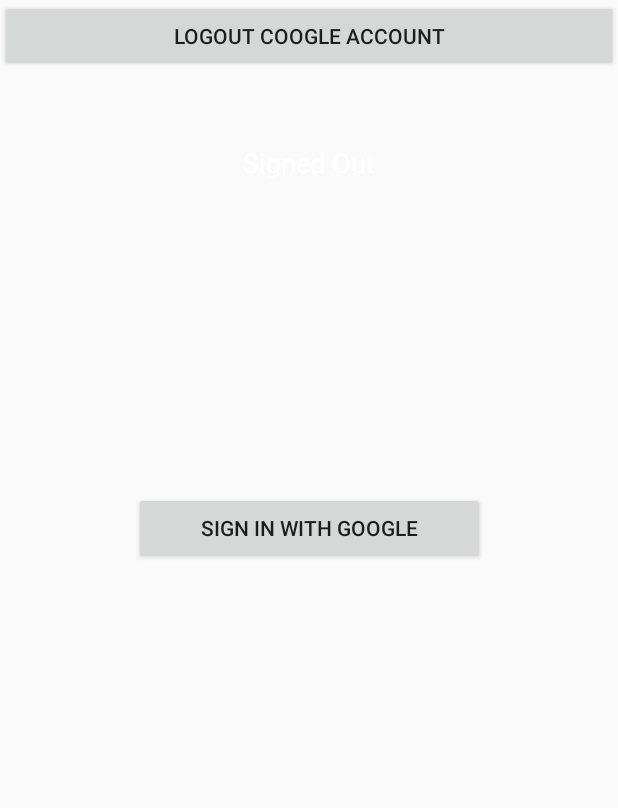
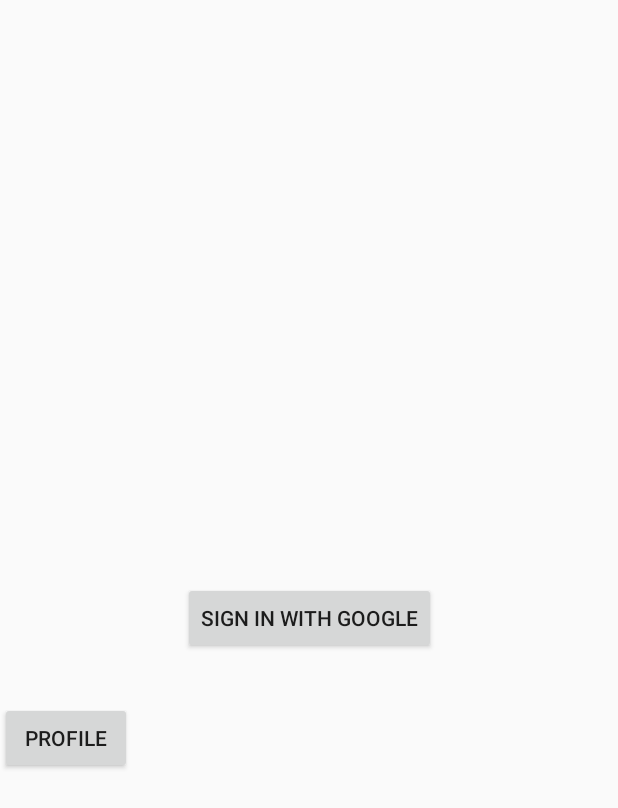
Before and after one commit to top802/courierApp, an Android app: the screen it shows after launch (MainActivity), after a tap on an icon or button, on a phone screen of 412 x 824 dp. Shown: the top 808 px of the screen. Run offline under Robolectric (Android 15) with nearby library versions, the light colour scheme and no system bars; our stand-ins replace Firebase (no records; nobody signed in at launch, a user with empty details on screens opened directly).

Commit message:
restore point

```diff
--- a/app/src/main/java/wisehands/me/deliverty/MainActivity.java
+++ b/app/src/main/java/wisehands/me/deliverty/MainActivity.java
@@ -34,88 +34,93 @@
 import com.google.firebase.auth.GoogleAuthProvider;
 
 
-public class MainActivity extends AppCompatActivity implements View.OnClickListener, GoogleApiClient.OnConnectionFailedListener {
-
-    private static final String TAG = "JSAGoogleSignIn";
+public class MainActivity extends AppCompatActivity {
+    //a constant for detecting the login intent result
     private static final int RC_SIGN_IN = 234;
 
+    //Tag for the logs optional
+    private static final String TAG = "simplifiedcoding";
 
-    private GoogleSignInClient mGoogleSignInClient;
-    private FirebaseAuth mAuth;
-    private GoogleApiClient mGoogleApiClient;
-    private TextView txtDetail;
-    private TextView txtStatus;
+    //creating a GoogleSignInClient object
+    GoogleSignInClient mGoogleSignInClient;
+
+    //And also a Firebase Auth object
+    FirebaseAuth mAuth;
 
     @Override
     protected void onCreate(Bundle savedInstanceState) {
         super.onCreate(savedInstanceState);
         setContentView(R.layout.activity_main);
 
-        txtStatus = (TextView) findViewById(R.id.txtStatus);
-        txtDetail = (TextView) findViewById(R.id.txtDetail);
-        findViewById(R.id.bn_logout).setOnClickListener(this);
-        findViewById(R.id.bn_login).setOnClickListener(this);
+        //first we intialized the FirebaseAuth object
+        mAuth = FirebaseAuth.getInstance();
 
-
+        //Then we need a GoogleSignInOptions object
+        //And we need to build it as below
         GoogleSignInOptions gso = new GoogleSignInOptions.Builder(GoogleSignInOptions.DEFAULT_SIGN_IN)
-                .requestIdToken(getString(R.string.server_cliend_id))
+                .requestIdToken(getString(R.string.default_web_client_id))
                 .requestEmail()
                 .build();
 
+        //Then we will get the GoogleSignInClient object from GoogleSignIn class
         mGoogleSignInClient = GoogleSignIn.getClient(this, gso);
 
-        mGoogleApiClient = new GoogleApiClient.Builder(this)
-                .enableAutoManage(this /* FragmentActivity */, this /* OnConnectionFailedListener */)
-                .addApi(Auth.GOOGLE_SIGN_IN_API, gso)
-                .build();
+        //Now we will attach a click listener to the sign_in_button
+        //and inside onClick() method we are calling the signIn() method that will open
+        //google sign in intent
+        findViewById(R.id.bn_login).setOnClickListener(new View.OnClickListener() {
+            @Override
+            public void onClick(View view) {
+                signIn();
+            }
+        });
 
-        mAuth = FirebaseAuth.getInstance();
+        findViewById(R.id.bn_profile).setOnClickListener(new View.OnClickListener() {
+            @Override
+            public void onClick(View view) {
+                getProfile();
+            }
+        });
     }
 
-    @Override
-    public void onStart() {
-        super.onStart();
-        // Check if user is signed in (non-null) and update UI accordingly.
-        FirebaseUser currentUser = mAuth.getCurrentUser();
-        updateUI(currentUser);
-    }
-
-    @Override
-    public void onConnectionFailed(@NonNull ConnectionResult connectionResult) {
-        Log.e(TAG, "onConnectionFailed():" + connectionResult);
-        Toast.makeText(getApplicationContext(), "Google Play Services error.", Toast.LENGTH_SHORT).show();
-    }
-
-    @Override
-    public void onClick(View v) {
-        int i = v.getId();
-        if (i == R.id.bn_login) {
-            signIn();
-        } else if (i == R.id.bn_logout) {
-           // signOut();
+    private void getProfile() {
+        if (mAuth.getCurrentUser() != null) {
+            finish();
+            startActivity(new Intent(this, ProfileActivity.class));
         }
     }
 
-    private void signIn() {
-        Intent intent = Auth.GoogleSignInApi.getSignInIntent(mGoogleApiClient);
-        startActivityForResult(intent, RC_SIGN_IN);
-    }
+//    @Override
+//    protected void onStart() {
+//        super.onStart();
+//
+//        //if the user is already signed in
+//        //we will close this activity
+//        //and take the user to profile activity
+//        if (mAuth.getCurrentUser() != null) {
+//            finish();
+//            startActivity(new Intent(this, ProfileActivity.class));
+//        }
+//    }
+
 
     @Override
     public void onActivityResult(int requestCode, int resultCode, Intent data) {
         super.onActivityResult(requestCode, resultCode, data);
 
-        // Result returned from launching the Intent from GoogleSignInApi.getSignInIntent(...);
+        //if the requestCode is the Google Sign In code that we defined at starting
         if (requestCode == RC_SIGN_IN) {
+
+            //Getting the GoogleSignIn Task
             Task<GoogleSignInAccount> task = GoogleSignIn.getSignedInAccountFromIntent(data);
             try {
-                // Google Sign In was successful, authenticate with Firebase
+                //Google Sign In was successful, authenticate with Firebase
                 GoogleSignInAccount account = task.getResult(ApiException.class);
+
+                //authenticating with firebase
                 firebaseAuthWithGoogle(account);
             } catch (ApiException e) {
-                // Google Sign In failed, update UI appropriately
                 Toast.makeText(MainActivity.this, e.getMessage(), Toast.LENGTH_SHORT).show();
-                // ...
             }
         }
     }
@@ -123,52 +128,39 @@
     private void firebaseAuthWithGoogle(GoogleSignInAccount acct) {
         Log.d(TAG, "firebaseAuthWithGoogle:" + acct.getId());
 
+        //getting the auth credential
         AuthCredential credential = GoogleAuthProvider.getCredential(acct.getIdToken(), null);
+
+        //Now using firebase we are signing in the user here
         mAuth.signInWithCredential(credential)
                 .addOnCompleteListener(this, new OnCompleteListener<AuthResult>() {
                     @Override
                     public void onComplete(@NonNull Task<AuthResult> task) {
                         if (task.isSuccessful()) {
-                            // Sign in success, update UI with the signed-in user's information
                             Log.d(TAG, "signInWithCredential:success");
                             FirebaseUser user = mAuth.getCurrentUser();
+
                             Toast.makeText(MainActivity.this, "User Signed In", Toast.LENGTH_SHORT).show();
                         } else {
                             // If sign in fails, display a message to the user.
                             Log.w(TAG, "signInWithCredential:failure", task.getException());
-                            Toast.makeText(MainActivity.this, "Authentication failed", Toast.LENGTH_SHORT).show();
+                            Toast.makeText(MainActivity.this, "Authentication failed.",
+                                    Toast.LENGTH_SHORT).show();
+
                         }
 
-
+                        // ...
                     }
                 });
     }
 
 
+    //this method is called on click
+    private void signIn() {
+        //getting the google signin intent
+        Intent signInIntent = mGoogleSignInClient.getSignInIntent();
 
-    private void updateUI(final FirebaseUser user) {
-        if (user != null) {
-            user.getIdToken(true)
-                    .addOnCompleteListener(new OnCompleteListener<GetTokenResult>() {
-                        public void onComplete(@NonNull Task<GetTokenResult> task) {
-                            if (task.isSuccessful()) {
-                                String idToken = task.getResult().getToken();
-                                // Send token to your backend via HTTPS
-                                String txt = "Google User email: " + user.getEmail() + idToken;
-                                txtStatus.setText(txt);
-                            } else {
-                                // Handle error -> task.getException();
-                            }
-                        }
-                    });
-            txtDetail.setText("Firebase User ID: " + user.getUid());
-
-        } else {
-            txtStatus.setText("Signed Out");
-            txtDetail.setText(null);
-
-        }
+        //starting the activity for result
+        startActivityForResult(signInIntent, RC_SIGN_IN);
     }
-
-
 }
--- a/app/src/main/res/layout/activity_main.xml
+++ b/app/src/main/res/layout/activity_main.xml
@@ -6,58 +6,29 @@
     android:layout_height="match_parent"
     tools:context="wisehands.me.deliverty.MainActivity">
 
-    <TextView
-        android:id="@+id/txtStatus"
-        android:layout_width="match_parent"
+
+
+    <Button
+        android:id="@+id/bn_login"
+        android:layout_width="wrap_content"
         android:layout_height="wrap_content"
-        android:layout_marginTop="96dp"
-        android:gravity="center"
-        android:text="Name Display Here"
-        android:textAlignment="center"
-        android:textColor="@android:color/background_light"
-        android:textSize="18dp"
+        android:layout_centerHorizontal="true"
+        android:layout_centerVertical="true"
+        android:text="@string/common_signin_button_text_long"
+        app:layout_constraintBottom_toBottomOf="parent"
         app:layout_constraintLeft_toLeftOf="parent"
         app:layout_constraintRight_toRightOf="parent"
         app:layout_constraintTop_toTopOf="parent" />
 
-    <TextView
-        android:id="@+id/txtDetail"
-        android:layout_width="match_parent"
+    <Button
+        android:id="@+id/bn_profile"
+        android:layout_width="wrap_content"
         android:layout_height="wrap_content"
-        android:layout_marginTop="48dp"
-        android:gravity="center"
-        android:text="Email Display Here"
-        android:textAlignment="center"
-        android:textColor="@android:color/background_dark"
-        android:textSize="18dp"
-        app:layout_constraintHorizontal_bias="0.0"
-        app:layout_constraintLeft_toLeftOf="parent"
+        android:layout_marginTop="32dp"
+        android:text="Profile"
         app:layout_constraintRight_toRightOf="parent"
-        app:layout_constraintTop_toBottomOf="@+id/name" />
+        app:layout_constraintStart_toStartOf="parent"
+        app:layout_constraintTop_toBottomOf="@+id/bn_login" />
 
-    <Button
-        android:id="@+id/bn_logout"
-        android:layout_width="match_parent"
-        android:layout_height="wrap_content"
-        android:layout_marginTop="64dp"
-        android:text="LogOut Coogle Account"
-        app:layout_constraintHorizontal_bias="0.0"
-        app:layout_constraintLeft_toLeftOf="parent"
-        app:layout_constraintRight_toRightOf="parent"
-        app:layout_constraintTop_toBottomOf="@+id/email" />
-
-    <Button
-        android:id="@+id/bn_login"
-        android:layout_width="234dp"
-        android:layout_height="wrap_content"
-        android:layout_centerHorizontal="true"
-        android:layout_centerVertical="true"
-        android:layout_marginTop="8dp"
-        android:text="@string/common_signin_button_text_long"
-        app:layout_constraintBottom_toBottomOf="parent"
-        app:layout_constraintLeft_toLeftOf="parent"
-        app:layout_constraintRight_toRightOf="parent"
-        app:layout_constraintTop_toBottomOf="@+id/bn_logout"
-        app:layout_constraintVertical_bias="0.378" />
 
 </android.support.constraint.ConstraintLayout>
--- /dev/null
+++ b/app/src/main/res/values/dimens.xml
@@ -0,0 +1,3 @@
+<resources>
+    <dimen name="fab_margin">16dp</dimen>
+</resources>
--- a/app/src/main/res/values/strings.xml
+++ b/app/src/main/res/values/strings.xml
@@ -1,4 +1,5 @@
 <resources>
     <string name="app_name">Deliverty</string>
     <string name="server_cliend_id">975470270102-pilljhev3reuvap595lk928kpnffnp7p.apps.googleusercontent.com</string>
+    <string name="title_activity_profile">ProfileActivity</string>
 </resources>
--- a/app/src/main/res/values/styles.xml
+++ b/app/src/main/res/values/styles.xml
@@ -8,4 +8,8 @@
         <item name="colorAccent">@color/colorAccent</item>
     </style>
 
+    <style name="AppTheme.AppBarOverlay" parent="ThemeOverlay.AppCompat.Dark.ActionBar" />
+
+    <style name="AppTheme.PopupOverlay" parent="ThemeOverlay.AppCompat.Light" />
+
 </resources>
```
Also changed, not shown: app/build.gradle (+6 -2 lines), app/src/main/AndroidManifest.xml (+16 -0 lines), app/src/main/java/wisehands/me/deliverty/FCMClass.java (added, +26 -0 lines), app/src/main/java/wisehands/me/deliverty/ProfileActivity.java (added, +151 -0 lines), app/src/main/res/layout/activity_profile.xml (added, +62 -0 lines), app/src/main/res/drawable/main_logo.png (added).
